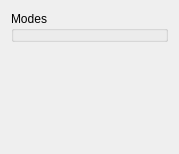
Kitware/TeleSculptor, file gui/DepthMapViewOptions.ui: the form before one commit.
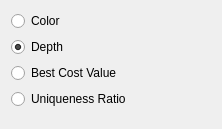
The form after the commit.

Commit message:
Depth map UI cleanup, part II
Convert depth map display options to a set of static controls, rather
than dynamic controls, for consistency with the filter controls. Modify
how the depth map view is set up so that we aren't recreating the mapper
every time the data changes.

Patch:
```diff
--- a/gui/DepthMapViewOptions.ui
+++ b/gui/DepthMapViewOptions.ui
@@ -6,8 +6,8 @@
    <rect>
     <x>0</x>
     <y>0</y>
-    <width>179</width>
-    <height>154</height>
+    <width>222</width>
+    <height>115</height>
    </rect>
   </property>
   <property name="windowTitle">
@@ -15,11 +15,105 @@
   </property>
   <layout class="QFormLayout" name="formLayout">
    <item row="0" column="0" colspan="2">
-    <widget class="QGroupBox" name="groupBox">
-     <property name="title">
-      <string>Modes</string>
-     </property>
-    </widget>
+    <layout class="QGridLayout" name="gridLayout">
+     <item row="0" column="0">
+      <widget class="QRadioButton" name="color">
+       <property name="text">
+        <string>Color</string>
+       </property>
+      </widget>
+     </item>
+     <item row="1" column="0">
+      <widget class="QRadioButton" name="depth">
+       <property name="text">
+        <string>Depth</string>
+       </property>
+       <property name="checked">
+        <bool>true</bool>
+       </property>
+      </widget>
+     </item>
+     <item row="1" column="1">
+      <widget class="QToolButton" name="depthOptions">
+       <property name="enabled">
+        <bool>true</bool>
+       </property>
+       <property name="iconSize">
+        <size>
+         <width>64</width>
+         <height>16</height>
+        </size>
+       </property>
+       <property name="popupMode">
+        <enum>QToolButton::InstantPopup</enum>
+       </property>
+       <property name="toolButtonStyle">
+        <enum>Qt::ToolButtonTextBesideIcon</enum>
+       </property>
+       <property name="autoRaise">
+        <bool>true</bool>
+       </property>
+      </widget>
+     </item>
+     <item row="2" column="0">
+      <widget class="QRadioButton" name="bestCostValue">
+       <property name="text">
+        <string>Best Cost Value</string>
+       </property>
+      </widget>
+     </item>
+     <item row="2" column="1">
+      <widget class="QToolButton" name="bestCostValueOptions">
+       <property name="enabled">
+        <bool>false</bool>
+       </property>
+       <property name="iconSize">
+        <size>
+         <width>64</width>
+         <height>16</height>
+        </size>
+       </property>
+       <property name="popupMode">
+        <enum>QToolButton::InstantPopup</enum>
+       </property>
+       <property name="toolButtonStyle">
+        <enum>Qt::ToolButtonTextBesideIcon</enum>
+       </property>
+       <property name="autoRaise">
+        <bool>true</bool>
+       </property>
+      </widget>
+     </item>
+     <item row="3" column="0">
+      <widget class="QRadioButton" name="uniquenessRatio">
+       <property name="text">
+        <string>Uniqueness Ratio</string>
+       </property>
+      </widget>
+     </item>
+     <item row="3" column="1">
+      <widget class="QToolButton" name="uniquenessRatioOptions">
+       <property name="enabled">
+        <bool>false</bool>
+       </property>
+       <property name="iconSize">
+        <size>
+         <width>64</width>
+         <height>16</height>
+        </size>
+       </property>
+       <property name="popupMode">
+        <enum>QToolButton::InstantPopup</enum>
+       </property>
+       <property name="toolButtonStyle">
+        <enum>Qt::ToolButtonTextBesideIcon</enum>
+       </property>
+       <property name="autoRaise">
+        <bool>true</bool>
+       </property>
+      </widget>
+     </item>
+    </layout>
    </item>
   </layout>
  </widget>
```
Left out of the diff: 51 changed lines with no effect on the pictures. The commit also changes 3 other files.
